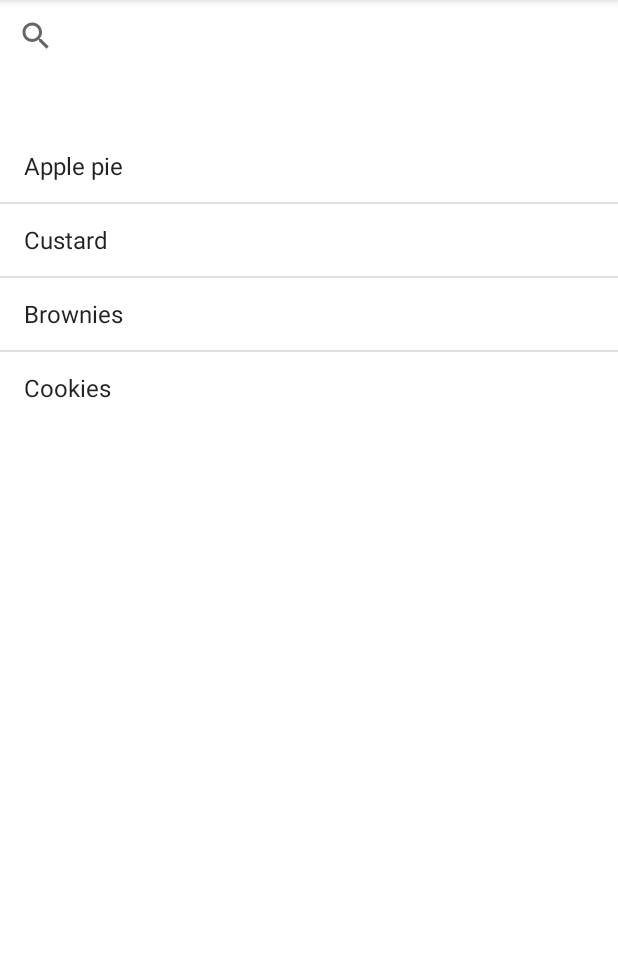
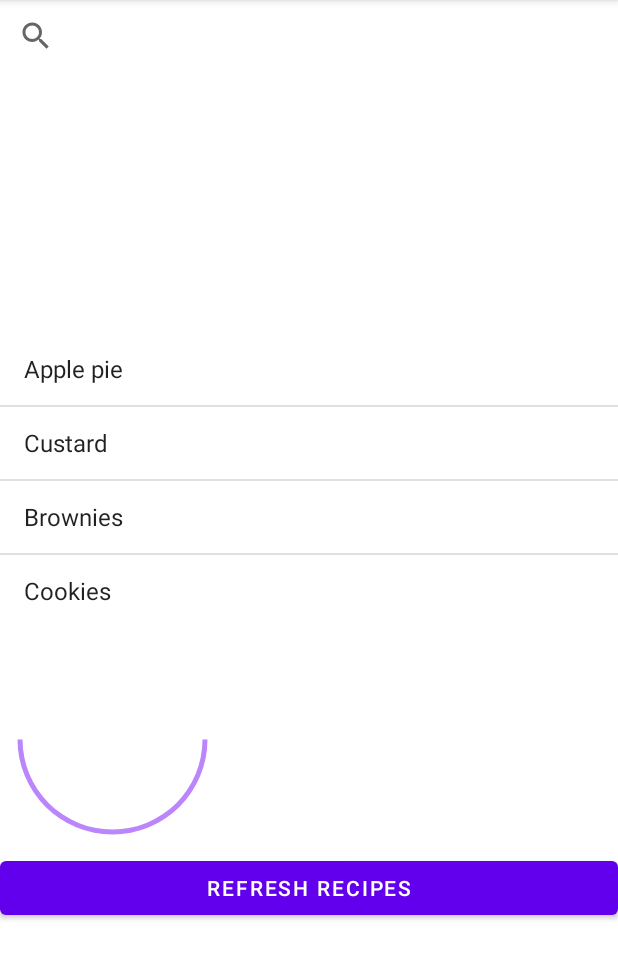
Before and after one commit to usernamesareoutdatedd/RecipeSearchproject, an Android app: the screen it shows after launch (MainActivity), on a phone screen of 412 x 824 dp, the part 84-1063 px from its top. Run offline under Robolectric (Android 15) with nearby library versions, the phone set to English and light mode, and no system bars.

```diff
--- a/app/src/main/java/com/cst2335/recipesearchproject/MainActivity.java
+++ b/app/src/main/java/com/cst2335/recipesearchproject/MainActivity.java
@@ -11,6 +11,7 @@ import android.content.DialogInterface;
 import android.content.Intent;
 import android.database.sqlite.SQLiteDatabase;
 import android.os.Bundle;
+import android.os.CountDownTimer;
 import android.text.Editable;
 import android.text.TextWatcher;
 import android.util.Log;
@@ -19,14 +20,15 @@ import android.view.MenuItem;
 import android.view.View;
 import android.widget.AdapterView;
 import android.widget.ArrayAdapter;
+import android.widget.Button;
 import android.widget.EditText;
 import android.widget.ListView;
-import android.widget.ProgressBar;
 import android.widget.SearchView;
 import android.content.SharedPreferences;
 import android.widget.TextView;
 import android.widget.Toast;
 import android.widget.Toolbar;
+import android.widget.ProgressBar;
 
 import com.google.android.material.navigation.NavigationView;
 
@@ -40,27 +42,49 @@ import java.util.TimerTask;
 public class MainActivity extends AppCompatActivity {
 
     private static final String TAG ="MainActivity";
-//ProgressBar progressBar;
-//int counter = 0;
 
+/**
+ * Everything is defined here before onCreate method to function.
+ * */
     DrawerLayout drawerLayout;
     NavigationView navigationView;
     Toolbar toolbar;
     ActionBarDrawerToggle actionBarDrawerToggle;
+
+    private int CurrentProgress = 0;
+    private ProgressBar progressBar;
+
 
 
     ListView LV;
     ArrayAdapter adapter;
     ArrayList<String>recipes;
 
-
+    /**
+     * All the textviews to display the recepies.
+     * */
     SearchView sv;
     TextView tv;
     TextView tv2;
+    TextView tv3;
+    TextView tv4;
+    TextView tv5;
+    TextView tv6;
+    TextView tv7;
+    TextView tv8;
+    TextView tv9;
+
+    /**
+     * Database is opened
+     * */
 
     MyOpenHelper myOpenHelper;
 
+    Button b2;
 
+    /**
+     * Menu if an option is selected
+     * */
     @Override
     public boolean onOptionsItemSelected(@NonNull MenuItem item) {
 
@@ -75,10 +99,22 @@ public class MainActivity extends AppCompatActivity {
         super.onCreate(savedInstanceState);
         setContentView(R.layout.activity_main);
 
+        /**
+         * Progress bar is defined
+         * */
+       progressBar = findViewById(R.id.progressbar);
+
+        /**
+         * Database is opened
+         * */
         myOpenHelper = new MyOpenHelper(this);
         SQLiteDatabase RecipeDataBase = myOpenHelper.getWritableDatabase();
-        //prog();
 
+        /**
+         * Toolbar/Navigation drawer opened
+         * */
+
+        b2 = findViewById(R.id.recpButton);
         drawerLayout = findViewById(R.id.drawer_layout);
         navigationView = findViewById(R.id.navigationView);
         actionBarDrawerToggle = new ActionBarDrawerToggle(this, drawerLayout, R.string.menu_Open, R.string.close_menu);
@@ -89,9 +125,43 @@ public class MainActivity extends AppCompatActivity {
         AlertDialog.Builder builder;
         builder = new AlertDialog.Builder(this);
 
+        progressBar = findViewById(R.id.progressbar);
+
+        /**
+         * Logic for ProgressBar
+         * */
+        final CountDownTimer countDownTimer = new CountDownTimer(4*100, 1000) {
+            @Override
+            public void onTick(long millisInFuture) {
+                CurrentProgress = CurrentProgress + 50;
+                progressBar.setProgress(CurrentProgress);
+                progressBar.setMax(100);
+            }
+
+            /**
+             * Toast message when progress bar is finished
+             * */
+            @Override
+            public void onFinish() {
+
+                Toast.makeText(MainActivity.this, "Refreshed!",
+                        Toast.LENGTH_LONG).show();
+            }
+        };
 
 
+        b2.setOnClickListener(new View.OnClickListener() {
+            @Override
+            public void onClick(View view) {
+            countDownTimer.start();
 
+            }
+        });
+
+
+        /**
+         * If something is clicked in the navigation drawer
+         * */
         navigationView.setNavigationItemSelectedListener(new NavigationView.OnNavigationItemSelectedListener() {
                                                              @Override
                                                              public boolean onNavigationItemSelected(@NonNull MenuItem item) {
@@ -129,7 +199,17 @@ public class MainActivity extends AppCompatActivity {
         sv = (SearchView)findViewById(R.id.search);
         tv = (TextView)findViewById(R.id.textView);
         tv2 = (TextView)findViewById(R.id.textView3);
+        tv3 = (TextView)findViewById(R.id.textView4);
+        tv4 = (TextView)findViewById(R.id.textView5);
+        tv5 = (TextView)findViewById(R.id.textView6);
+        tv6 = (TextView)findViewById(R.id.textView7);
+        tv7 = (TextView)findViewById(R.id.textView8);
+        tv8 = (TextView)findViewById(R.id.textView9);
+        tv9 = (TextView)findViewById(R.id.textView10);
 
+        /**
+         * Array to store recepies
+         * */
         recipes = new ArrayList<String>();
         recipes.add("Apple pie");
         recipes.add("Custard");
@@ -148,48 +228,55 @@ public class MainActivity extends AppCompatActivity {
             @Override
             public boolean onQueryTextChange(String s) {
                 adapter.getFilter().filter(s);
+
+
+/**
+ * If s equals one of the array items, the recepie is listed for each item in the searchView
+ * */
              if( s.equals ("Apple Pie")){
                 tv.setText("APPLE PIE:");
-                tv2.setText("2 1/2 cups of flour" +
+                tv2.setText("2 1/2 cups of flour");
+                 tv3.setText("4 teaspoons  sugar");
+                 tv4.setText("14 tablespoons of butter");
+                 tv5.setText( "1 large egg");
+                 tv6.setText( "3 pounds of apples");
+                 tv6.setText( "1/4 teaspoon of cinnamon");
+                 tv7.setText("pinch of ground nutmeg");
 
-                        "\n4 teaspoons  sugar" +
-                        "\n14 tablespoons of butter" +
-                        "\n1 large egg" +
-                        "\n3 pounds of apples" +
-                        "\n1/4 teaspoon of cinnamon" +
-                        "\npinch of ground nutmeg");
                 }
              if( s.equals("Custard")){
                  tv.setText("CUSTARD:");
-                 tv2.setText("4 cups of milk" +
-                         "\n1 tablespoon vanilla extract" +
-                         "\n1 teaspoon of butter" +
-                         "\n4 eggs" +
-                         "\n1/2 cup of sugar" +
-                         "\n3 tablespoons of cornstarch");
+                 tv2.setText("4 cups of milk");
+                 tv3.setText("1 tablespoon vanilla extract");
+                 tv4.setText("1 teaspoon of butter");
+                 tv5.setText("4 eggs");
+                 tv6.setText("1/2 cup of sugar");
+                 tv7.setText("3 tablespoons of cornstarch");
              }
 
              if(s.equals("Cookies")){
                  tv.setText("COOKIES:");
-                 tv2.setText("2 1/4 cups of flour" +
-                         "\n1 teaspoon baking soda" +
-                         "\n1/2 teaspoon salt" +
-                         "\n1 cup butter" +
-                         "\n3/4 cups brown sugar" +
-                         "\n1 egg" +
-                         "\n2 cups of chocolate chips");
+                 tv2.setText("2 1/4 cups of flour");
+                 tv3.setText("1 teaspoon baking soda");
+                 tv4.setText("1/2 teaspoon salt");
+                 tv5.setText("1 cup butter");
+                 tv6.setText("3/4 cups brown sugar");
+                 tv7.setText("1 egg");
+                 tv8.setText("2 cups of chocolate chips");
+
              }
 
              if(s.equals("Brownies")){
                  tv.setText("BROWNIES:");
-                 tv2.setText("1/2 cup butter" +
-                         "\n1 cup white sugar" +
-                         "\n2 eggs" +
-                         "\n1 teaspoon vanilla extract" +
-                         "\n1/2 cup of flour" +
-                         "\n1/4 teaspoon of salt" +
-                         "\n1/3 cup cocoa powder" +
-                         "\n1/4 teaspoon baking powder");
+                 tv2.setText("1/2 cup butter");
+                 tv3.setText("1 cup white sugar");
+                 tv4.setText("2 eggs");
+                 tv5.setText("1 teaspoon vanilla extract");
+                 tv6.setText( "1/2 cup of flour");
+                 tv7.setText("1/4 teaspoon of salt");
+                 tv8.setText("1/3 cup cocoa powder");
+                 tv9.setText("1/4 teaspoon baking powder");
+
              }
                 return false;
             }
@@ -200,25 +287,6 @@ public class MainActivity extends AppCompatActivity {
 
     }
 
-   /** public void prog(){
-        progressBar = (android.widget.ProgressBar)findViewById(R.id.progressBar);
-        final Timer t = new Timer();
-        TimerTask tt = new TimerTask() {
-            @Override
-            public void run() {
-                counter++;
-                progressBar.setProgress(counter);
 
-                if(counter == 100){
-                    t.cancel();
-
-                    Toast.makeText(MainActivity.this, "Loaded!", Toast.LENGTH_SHORT).show();
-                }
-            }
-        };
-    t.schedule(tt, 0, 100);
-
-    }
-**/
 
 }
--- /dev/null
+++ b/app/src/main/res/drawable/circle.xml
@@ -0,0 +1,13 @@
+<?xml version="1.0" encoding="utf-8"?>
+<shape xmlns:android="http://schemas.android.com/apk/res/android"
+
+    android:shape="ring"
+    android:innerRadiusRatio="2.5"
+    android:thickness="3dp"
+    android:useLevel="true"
+    >
+
+    <solid android:color="@color/purple_200">
+
+    </solid>
+</shape>
--- a/app/src/main/res/layout/activity_main.xml
+++ b/app/src/main/res/layout/activity_main.xml
@@ -13,6 +13,11 @@
         android:orientation="vertical">
 
 
+
+
+
+
+
         <SearchView
             android:id="@+id/search"
             android:layout_width="match_parent"
@@ -23,13 +28,50 @@
 
         </SearchView>
 
+
         <TextView
             android:id="@+id/textView"
+            android:layout_width="match_parent"
+            android:layout_height="wrap_content"
+            android:lineSpacingExtra="10sp"/>
+
+        <TextView
+            android:id="@+id/textView3"
             android:layout_width="match_parent"
             android:layout_height="wrap_content" />
 
         <TextView
-            android:id="@+id/textView3"
+            android:id="@+id/textView4"
+            android:layout_width="match_parent"
+            android:layout_height="wrap_content" />
+
+        <TextView
+            android:id="@+id/textView5"
+            android:layout_width="match_parent"
+            android:layout_height="wrap_content" />
+
+        <TextView
+            android:id="@+id/textView6"
+            android:layout_width="match_parent"
+            android:layout_height="wrap_content" />
+
+        <TextView
+            android:id="@+id/textView7"
+            android:layout_width="match_parent"
+            android:layout_height="wrap_content" />
+
+        <TextView
+            android:id="@+id/textView8"
+            android:layout_width="match_parent"
+            android:layout_height="wrap_content" />
+
+        <TextView
+            android:id="@+id/textView9"
+            android:layout_width="match_parent"
+            android:layout_height="wrap_content" />
+
+        <TextView
+            android:id="@+id/textView10"
             android:layout_width="match_parent"
             android:layout_height="wrap_content" />
 
@@ -40,16 +82,37 @@
 
             />
 
+        <ProgressBar
+            android:id="@+id/progressbar"
+            style="?android:attr/progressBarStyleHorizontal"
+            android:layout_width="150dp"
+            android:layout_height="150dp"
+            android:progress="50"
+            android:layout_centerInParent="true"
+            android:progressDrawable="@drawable/circle"
+            >
+        </ProgressBar>
+
+        <Button
+            android:layout_width="match_parent"
+            android:layout_height="wrap_content"
+            android:text="Refresh recipes"
+            android:id="@+id/recpButton">
+
+        </Button>
+
     </LinearLayout>
 
     <com.google.android.material.navigation.NavigationView
-        android:layout_width="wrap_content"
-        android:layout_height="match_parent"
+        android:layout_width="150dp"
+        android:layout_height="150dp"
         android:id="@+id/navigationView"
         app:headerLayout="@layout/header"
         app:menu="@menu/main_menu"
         android:fitsSystemWindows="true"
-        android:layout_gravity="start"></com.google.android.material.navigation.NavigationView>
+        android:layout_gravity="start">
+
+    </com.google.android.material.navigation.NavigationView>
 
 
 </androidx.drawerlayout.widget.DrawerLayout>
--- a/app/src/main/res/layout/progress_bar.xml
+++ b/app/src/main/res/layout/progress_bar.xml
@@ -6,7 +6,7 @@
     android:layout_height="match_parent">
 
     <ProgressBar
-        android:id="@+id/progressBar"
+        android:id="@+id/progressBbar"
         style="?android:attr/progressBarStyleHorizontal"
         android:layout_width="228dp"
         android:layout_height="27dp"
--- a/build.gradle
+++ b/build.gradle
@@ -5,7 +5,7 @@ buildscript {
         mavenCentral()
     }
     dependencies {
-        classpath "com.android.tools.build:gradle:7.0.4"
+        classpath 'com.android.tools.build:gradle:7.1.2'
 
         // NOTE: Do not place your application dependencies here; they belong
         // in the individual module build.gradle files
```
Also changed, not shown: app/src/main/java/com/cst2335/recipesearchproject/ProgressBar.java (deleted, +0 -14 lines), gradle/wrapper/gradle-wrapper.properties.
